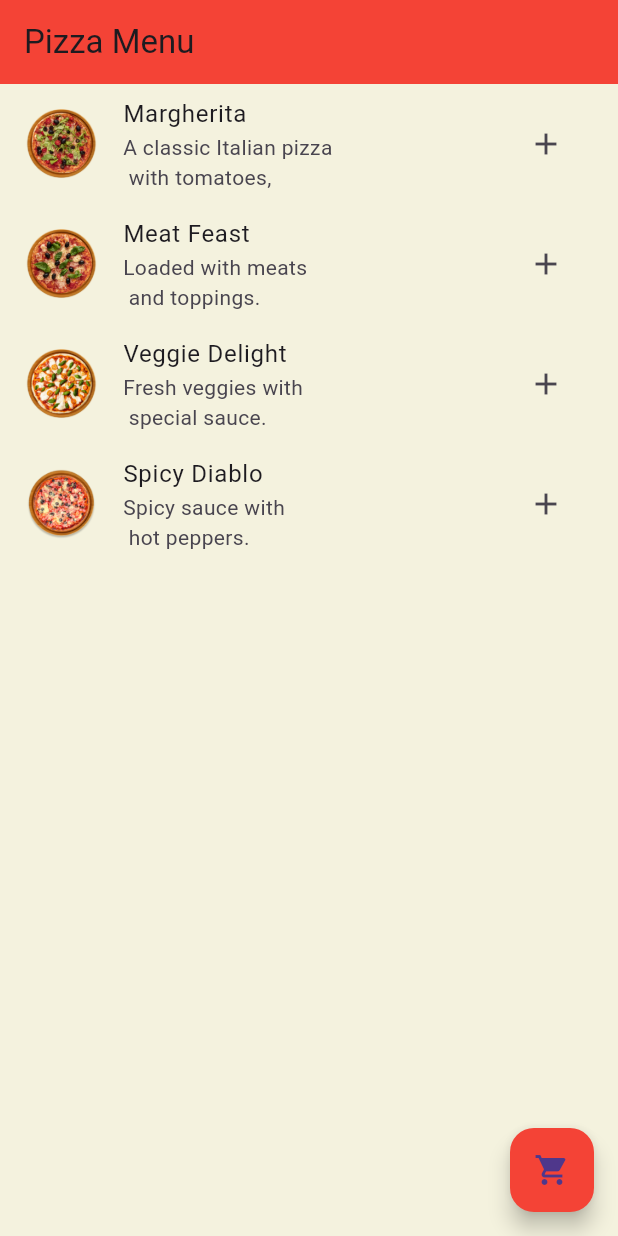
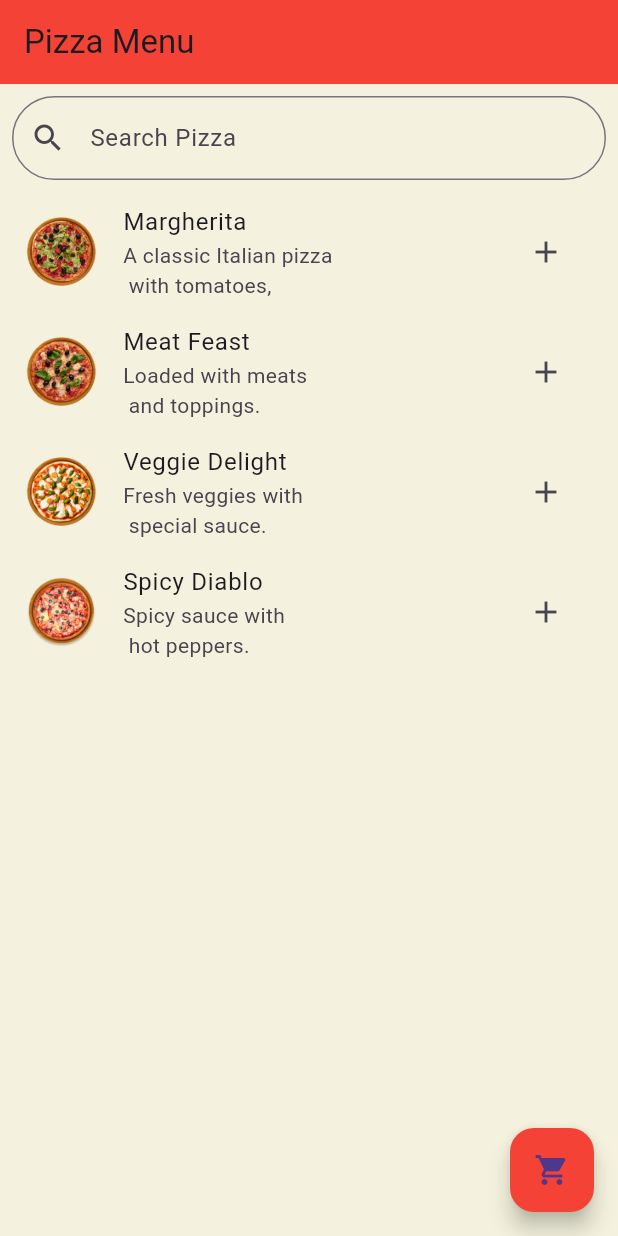
Before and after one commit to U-Apps/pizza-App, a Flutter app: the PizzaMenu screen opened directly, on a phone screen of 412 x 824 dp. Run offline on Flutter 3.47's test engine with Material 3 defaults, Android fonts, the phone set to English and light mode, and no system bars; our stand-ins replace animated_splash_screen.

Commit message:
Add search field in pizza_menu page and fix bug in Profile page

```diff
--- a/pizza_app/lib/Profile.dart
+++ b/pizza_app/lib/Profile.dart
@@ -16,6 +16,7 @@ class _AccountPageState extends State<AccountPage> {
     return Scaffold(
       appBar: AppBar(
         backgroundColor: Colors.red,
+        automaticallyImplyLeading: false,
         title: Text(
           'Account',
           style: TextStyle(color: Colors.white),
--- a/pizza_app/lib/pizza_menu.dart
+++ b/pizza_app/lib/pizza_menu.dart
@@ -33,7 +33,27 @@ class _PizzaMenuState extends State<PizzaMenu> {
         price: '\$50'),
   ];
 
+  List<Pizza> filteredPizzaList = [];
   List<Pizza> cartItems = [];
+
+  @override
+  void initState() {
+    super.initState();
+    filteredPizzaList = listOfPizza;
+  }
+
+  void _filterPizzas(String query) {
+    setState(() {
+      if (query.isEmpty) {
+        filteredPizzaList = listOfPizza;
+      } else {
+        filteredPizzaList = listOfPizza
+            .where((pizza) =>
+                pizza.name.toLowerCase().contains(query.toLowerCase()))
+            .toList();
+      }
+    });
+  }
 
   void _addToCart(Pizza pizza) {
     setState(() {
@@ -50,22 +70,41 @@ class _PizzaMenuState extends State<PizzaMenu> {
         backgroundColor: Colors.red,
         automaticallyImplyLeading: false,
       ),
-      body: ListView.builder(
-        itemCount: listOfPizza.length,
+      body: Column(
+        children: [
+          Padding(
+            padding: const EdgeInsets.all(8.0),
+            child: TextField(
+              onChanged: _filterPizzas,
+              decoration: InputDecoration(
+                labelText: 'Search Pizza',
+                prefixIcon: Icon(Icons.search),
+                border: OutlineInputBorder(
+                  borderRadius: BorderRadius.circular(30),
+                ),
+              ),
+            ),
+          ),
+          Expanded(
+            child: ListView.builder(
+              itemCount: filteredPizzaList.length,
               itemBuilder: (context, index) {
                 return ListTile(
                   leading: Image.asset(
-              'assets/images/pizza${listOfPizza[index].numImg}.png',
+                    'assets/images/pizza${filteredPizzaList[index].numImg}.png',
                     width: 50,
                   ),
-            title: Text(listOfPizza[index].name),
-            subtitle: Text(listOfPizza[index].des),
+                  title: Text(filteredPizzaList[index].name),
+                  subtitle: Text(filteredPizzaList[index].des),
                   trailing: IconButton(
                     icon: Icon(Icons.add),
-              onPressed: () => _addToCart(listOfPizza[index]),
+                    onPressed: () => _addToCart(filteredPizzaList[index]),
                   ),
                 );
               },
+            ),
+          ),
+        ],
       ),
       floatingActionButton: FloatingActionButton(
         onPressed: () {
```
Lines whose indentation alone changed are shown as unchanged.
